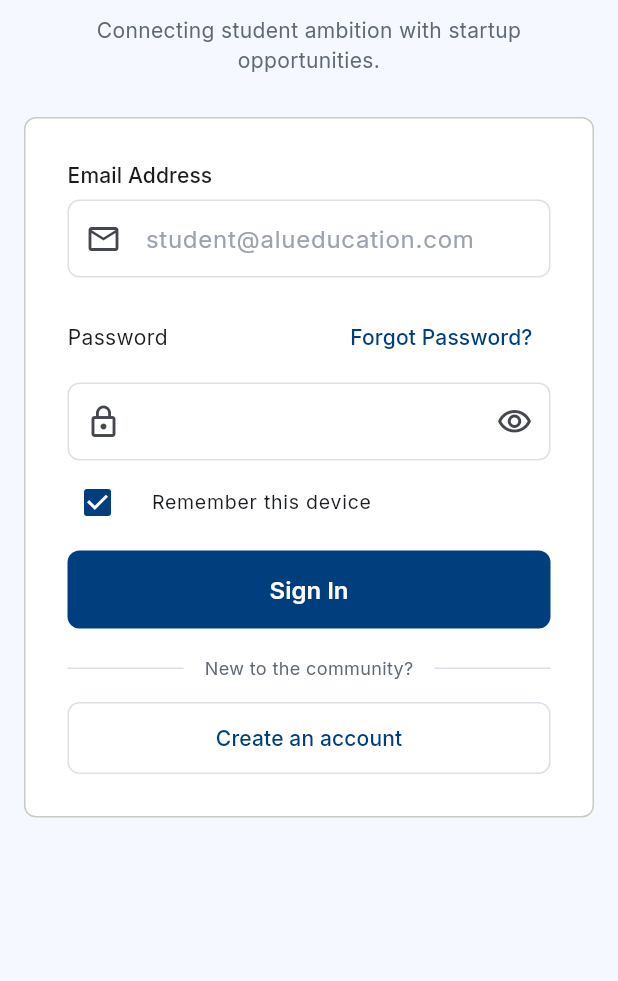
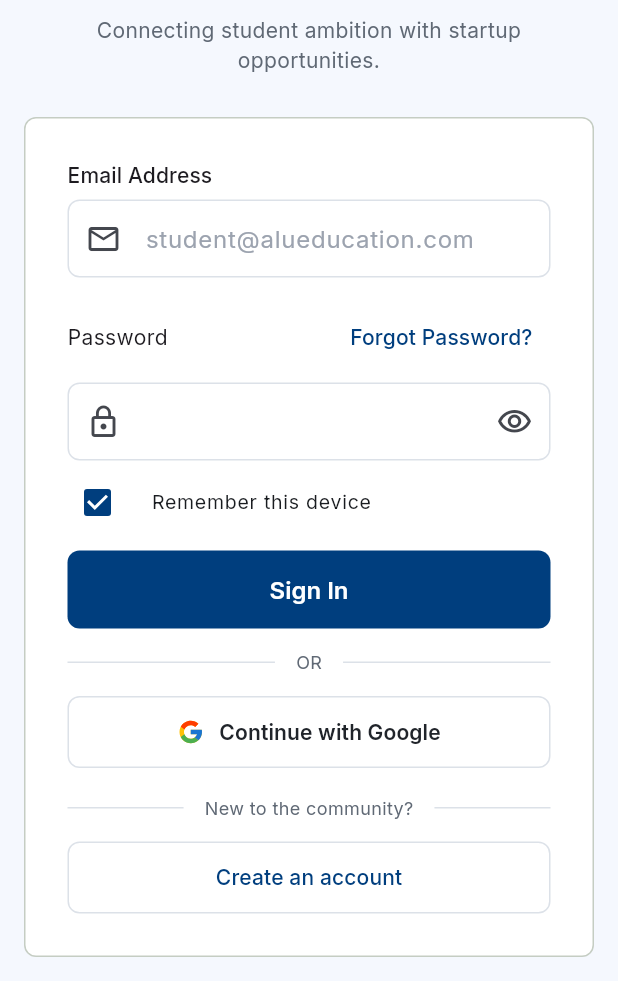
Before and after one commit to N-Maurice/ALU-Internship-seeker_v2, a Flutter app: the LoginScreen screen opened by its route, on a phone screen of 412 x 824 dp, the part 255-1236 px from its top. Run offline on Flutter 3.47's test engine with Material 3 defaults, Android fonts, the phone set to English and light mode, and no system bars; our stand-ins replace cached_network_image, cloud_firestore, firebase_auth, firebase_core, flutter_riverpod, flutter_svg and 5 more; accounts and stored records are empty.

Commit message:
fix login

```diff
--- a/lib/features/authentication/screens/login_screen.dart
+++ b/lib/features/authentication/screens/login_screen.dart
@@ -151,6 +151,14 @@ class _LoginScreenState extends ConsumerState<LoginScreen> {
                             isLoading: isLoading,
                             onPressed: _submit,
                           ),
+                          const SizedBox(height: 14),
+                          const AuthDivider(label: 'OR'),
+                          const SizedBox(height: 14),
+                          GoogleSignInButton(
+                            isLoading: isLoading,
+                            onPressed: () =>
+                                ref.read(authControllerProvider.notifier).signInWithGoogle(),
+                          ),
                           const SizedBox(height: 18),
                           const AuthDivider(label: 'New to the community?'),
                           const SizedBox(height: 14),
--- a/lib/features/authentication/widgets/auth_form_widgets.dart
+++ b/lib/features/authentication/widgets/auth_form_widgets.dart
@@ -1,6 +1,61 @@
 import 'package:flutter/material.dart';
+import 'package:flutter_svg/flutter_svg.dart';
 
 import '../../../core/theme/colors.dart';
+
+const _googleGSvg = '''
+<svg xmlns="http://www.w3.org/2000/svg" viewBox="0 0 48 48">
+  <path fill="#FFC107" d="M43.611,20.083H42V20H24v8h11.303c-1.649,4.657-6.08,8-11.303,8c-6.627,0-12-5.373-12-12
+    c0-6.627,5.373-12,12-12c3.059,0,5.842,1.154,7.961,3.039l5.657-5.657C34.046,6.053,29.268,4,24,4C12.955,4,4,12.955,4,24
+    c0,11.045,8.955,20,20,20c11.045,0,20-8.955,20-20C44,22.659,43.862,21.35,43.611,20.083z"/>
+  <path fill="#FF3D00" d="M6.306,14.691l6.571,4.819C14.655,15.108,18.961,12,24,12c3.059,0,5.842,1.154,7.961,3.039
+    l5.657-5.657C34.046,6.053,29.268,4,24,4C16.318,4,9.656,8.337,6.306,14.691z"/>
+  <path fill="#4CAF50" d="M24,44c5.166,0,9.86-1.977,13.409-5.192l-6.19-5.238C29.211,35.091,26.715,36,24,36
+    c-5.202,0-9.619-3.317-11.283-7.946l-6.522,5.025C9.505,39.556,16.227,44,24,44z"/>
+  <path fill="#1976D2" d="M43.611,20.083H42V20H24v8h11.303c-0.792,2.237-2.231,4.166-4.087,5.571
+    c0.001-0.001,0.002-0.001,0.003-0.002l6.19,5.238C36.971,39.205,44,34,44,24C44,22.659,43.862,21.35,43.611,20.083z"/>
+</svg>
+''';
+
+/// "Continue with Google" button used on both the login and signup screens
+/// — Firebase's `signInWithCredential` handles both first-time account
+/// creation and returning sign-in through the same call, so one button
+/// covers both flows.
+class GoogleSignInButton extends StatelessWidget {
+  const GoogleSignInButton({super.key, required this.onPressed, this.isLoading = false});
+
+  final VoidCallback? onPressed;
+  final bool isLoading;
+
+  @override
+  Widget build(BuildContext context) => SizedBox(
+        width: double.infinity,
+        height: 48,
+        child: OutlinedButton(
+          onPressed: isLoading ? null : onPressed,
+          style: OutlinedButton.styleFrom(
+            foregroundColor: AppColors.textPrimary,
+            side: const BorderSide(color: AppColors.border),
+            shape: RoundedRectangleBorder(borderRadius: BorderRadius.circular(8)),
+          ),
+          child: isLoading
+              ? const SizedBox(
+                  height: 18,
+                  width: 18,
+                  child: CircularProgressIndicator(strokeWidth: 2),
+                )
+              : Row(
+                  mainAxisAlignment: MainAxisAlignment.center,
+                  children: [
+                    SvgPicture.string(_googleGSvg, width: 18, height: 18),
+                    const SizedBox(width: 10),
+                    const Text('Continue with Google',
+                        style: TextStyle(fontWeight: FontWeight.w600)),
+                  ],
+                ),
+        ),
+      );
+}
 
 class AppLogo extends StatelessWidget {
   const AppLogo({super.key, this.size = 44});
--- a/pubspec.yaml
+++ b/pubspec.yaml
@@ -24,6 +24,7 @@ dependencies:
   firebase_auth: ^6.5.4
   cloud_firestore: ^6.6.0
   firebase_storage: ^13.4.3
+  google_sign_in: ^7.2.0
 
 dev_dependencies:
   flutter_test:
```
Also changed, not shown: lib/features/authentication/providers/auth_provider.dart (+56 -0 lines), lib/features/authentication/screens/signup_screen.dart (+20 -0 lines), lib/repositories/auth_repository.dart (+22 -1 lines), pubspec.lock, 2 other files.
